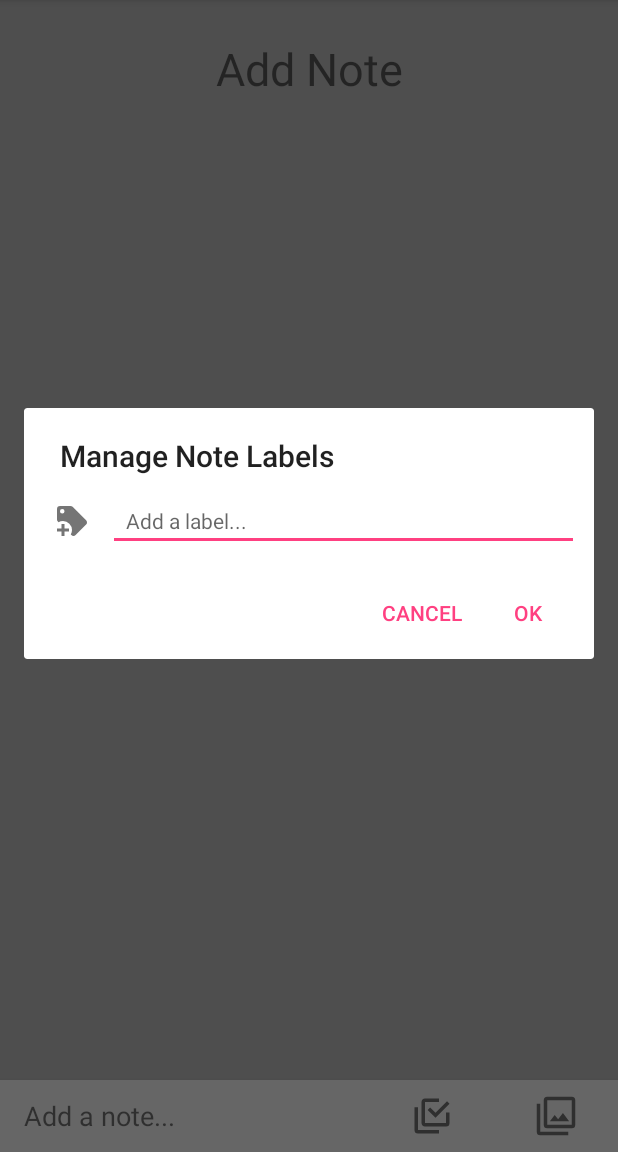
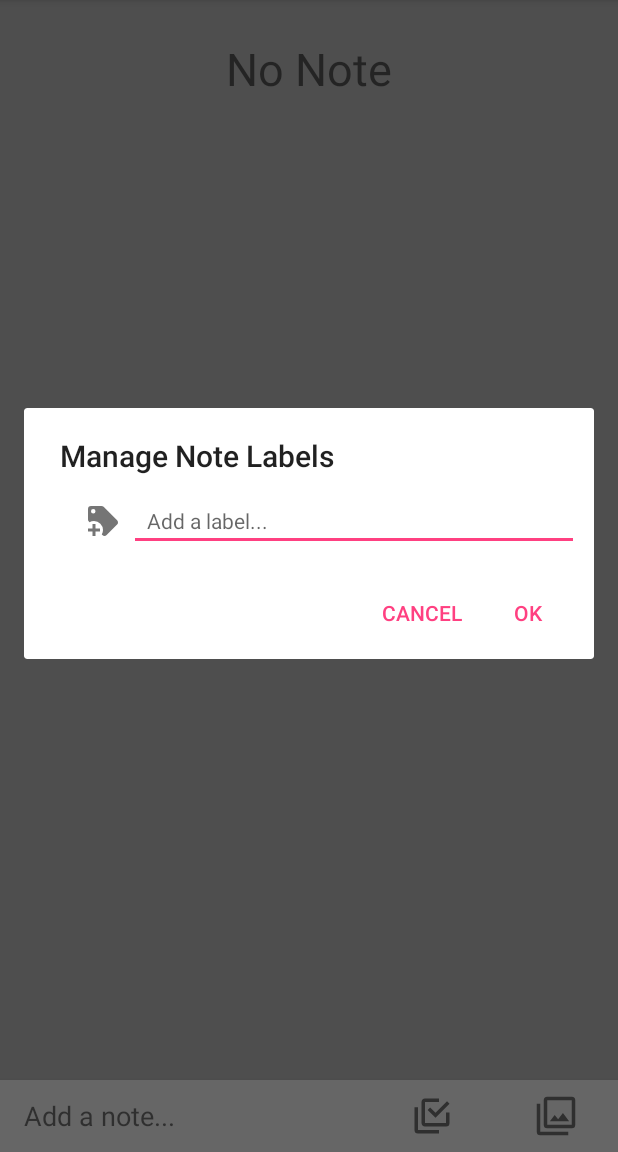
Before and after one commit to abetrosita/MyNotes, an Android app: the screen it shows after launch (MainActivity), after a tap on "Labels", on a phone screen of 412 x 824 dp, the part 84-1236 px from its top. Run offline under Robolectric (Android 15) with nearby library versions, the phone set to English and light mode, and no system bars; our stand-ins replace Picasso; 3 statements that could not run were skipped.

Commit message:
LabelDialog fix add and delete final

```diff
--- a/app/src/main/java/com/example/abetrosita/mynotes/LabelAdapter.java
+++ b/app/src/main/java/com/example/abetrosita/mynotes/LabelAdapter.java
@@ -16,7 +16,6 @@ public class LabelAdapter extends RecyclerView.Adapter<LabelAdapter.LabelViewHol
     private static final String LOG_TAG = LabelAdapter.class.getSimpleName();
     final private LabelOnClickHandler mClickHandler;
     private List<Label> mLabels;
-    private RecyclerView.ViewHolder mViewHolder;
 
     public LabelAdapter(List<Label> labels, LabelOnClickHandler clickHandler) {
         mLabels = labels;
@@ -34,7 +33,7 @@ public class LabelAdapter extends RecyclerView.Adapter<LabelAdapter.LabelViewHol
         LayoutInflater layoutInflater = LayoutInflater.from(context);
         boolean shouldAttachToParentImmediately = false;
 
-        View view = layoutInflater.inflate(R.layout.note_label_dialog_item, parent,
+        View view = layoutInflater.inflate(R.layout.dialog_label_item, parent,
                 shouldAttachToParentImmediately);
 
         return new LabelAdapter.LabelViewHolder(view);
@@ -46,7 +45,6 @@ public class LabelAdapter extends RecyclerView.Adapter<LabelAdapter.LabelViewHol
         holder.label.setText(mLabels.get(position).getName());
         holder.label.setTag(mLabels.get(position).getId());
         holder.ivDeleteLabel.setTag(position);
-        mViewHolder = holder;
     }
 
     @Override
--- a/app/src/main/java/com/example/abetrosita/mynotes/MainActivity.java
+++ b/app/src/main/java/com/example/abetrosita/mynotes/MainActivity.java
@@ -55,10 +55,10 @@ public class MainActivity extends AppCompatActivity implements
     public static final int NOTE_LOADER_ID = AppConstant.NOTE_STATUS_ACTIVE;
     public static final int ARCHIVE_LOADER_ID = AppConstant.NOTE_STATUS_ARCHIVED;
     public static final int DELETED_LOADER_ID = AppConstant.NOTE_STATUS_DELETED;
-    public static LoaderManager mLoaderManager;
-    public static NoteAdapter sMNoteAdapter;
+    //public static LoaderManager mLoaderManager;
+    public  NoteAdapter sMNoteAdapter;
     public static ContentResolver mContentResolver;
-    public static Context mContext;
+    public  Context mContext;
 
     public static List<Label> mLabels;
 
@@ -87,7 +87,7 @@ public class MainActivity extends AppCompatActivity implements
         sMNoteAdapter = new NoteAdapter(null, this);
         mNoteList.setAdapter(sMNoteAdapter);
 
-        mLoaderManager = getSupportLoaderManager();
+        //mLoaderManager = getSupportLoaderManager();
 
 
         mAddNote.setOnClickListener(new View.OnClickListener() {
@@ -138,7 +138,7 @@ public class MainActivity extends AppCompatActivity implements
                 final ContentValues cv = new ContentValues();
                 cv.put(NoteContract.Columns.STATUS, swipeStatusAction);
                 mContentResolver.update(uri, cv, null, null);
-                mLoaderManager.restartLoader(NOTE_LOADER_ID, null, noteLoader);
+                getSupportLoaderManager().restartLoader(NOTE_LOADER_ID, null, noteLoader);
 
                 Snackbar.make(viewHolder.itemView, swipeMessage, Snackbar.LENGTH_LONG)
                         .setAction("UNDO", new View.OnClickListener() {
@@ -146,12 +146,16 @@ public class MainActivity extends AppCompatActivity implements
                             public void onClick(View v) {
                                 cv.put(NoteContract.Columns.STATUS, mNoteStatusFilter);
                                 mContentResolver.update(uri, cv, null, null);
-                                mLoaderManager.restartLoader(NOTE_LOADER_ID, null, noteLoader);
+                                getSupportLoaderManager().restartLoader(NOTE_LOADER_ID, null, noteLoader);
                             }
                         }).show();
 
            }
         }).attachToRecyclerView(mNoteList);
+
+
+        //getSupportLoaderManager().initLoader(mLoaderId, null, noteLoader);
+        getSupportLoaderManager().initLoader(LABEL_LOADER_ID, null, labelLoader);
 
         final int REQUEST_CODE_ASK_PERMISSIONS = 555;
         int hasReadContactsPermission =
@@ -183,8 +187,8 @@ public class MainActivity extends AppCompatActivity implements
     protected void onResume() {
         super.onResume();
         Log.d(LOG_TAG, "+++ MAIN ACIVITY ON RESUME CALLED");
-        mLoaderManager.restartLoader(LABEL_LOADER_ID, null, labelLoader);
-        mLoaderManager.restartLoader(mLoaderId, null, noteLoader);
+        getSupportLoaderManager().restartLoader(mLoaderId, null, noteLoader);
+//        getSupportLoaderManager().restartLoader(LABEL_LOADER_ID, null, labelLoader);
     }
 
     @Override
@@ -209,8 +213,7 @@ public class MainActivity extends AppCompatActivity implements
         if (id == R.id.action_settings) {
             return true;
         }else if(id == R.id.action_label){
-
-            mLoaderManager.restartLoader(LABEL_LOADER_ID, null, labelLoader);
+            getSupportLoaderManager().restartLoader(LABEL_LOADER_ID, null, labelLoader);
             new LabelDialog(mContext, mLabels);
         }
 
@@ -234,7 +237,7 @@ public class MainActivity extends AppCompatActivity implements
         } else if (id == R.id.nav_status_deleted) {
             mNoteStatusFilter = AppConstant.NOTE_STATUS_DELETED;
             mLoaderId = DELETED_LOADER_ID;
-            this.setTitle("Deleted");
+            this.setTitle("Trash");
 
         } else if (id == R.id.nav_manage) {
 
@@ -244,7 +247,7 @@ public class MainActivity extends AppCompatActivity implements
 
         }
 
-        mLoaderManager.restartLoader(mLoaderId, null, noteLoader);
+        getSupportLoaderManager().restartLoader(mLoaderId, null, noteLoader);
 
         DrawerLayout drawer = (DrawerLayout) findViewById(R.id.drawer_layout);
         drawer.closeDrawer(GravityCompat.START);
@@ -255,6 +258,7 @@ public class MainActivity extends AppCompatActivity implements
 
         @Override
         public Loader<Cursor> onCreateLoader(int id, Bundle args) {
+            Log.d(LOG_TAG, "NOTE ON CREATE LOADER CALLED");
             String selection = NoteContract.Columns.STATUS + "=" + String.valueOf(mNoteStatusFilter);
             return new CursorLoader(MainActivity.this, NoteContract.URI_TABLE, null, selection, null, null);
         }
@@ -262,13 +266,15 @@ public class MainActivity extends AppCompatActivity implements
         @Override
         public void onLoadFinished(Loader<Cursor> loader, Cursor cursor) {
             mCursor = cursor;
+            Log.d(LOG_TAG, "NOTE ON LOAD FINISHED CALLED: " + String.valueOf(cursor.getCount()));
             TextView emptyList = (TextView) findViewById(R.id.tv_add_note);
-            if(cursor.getCount() ==0) {
-                sMNoteAdapter.reloadNotesData(mCursor);
+            if(cursor.getCount() > 0) {
                 emptyList.setVisibility(View.GONE);
             }else {
                 emptyList.setVisibility(View.VISIBLE);
             }
+            sMNoteAdapter.reloadNotesData(mCursor);
+
         }
 
         @Override
@@ -281,13 +287,15 @@ public class MainActivity extends AppCompatActivity implements
 
         @Override
         public Loader<Cursor> onCreateLoader(int id, Bundle args) {
+            Log.d(LOG_TAG, "LABEL ON CREATE LOADER CALLED");
+            mLabels.clear();
             return new CursorLoader(MainActivity.this, LabelContract.URI_TABLE, null, null, null, null);
         }
 
         @Override
         public void onLoadFinished(Loader<Cursor> loader, Cursor cursor) {
+            Log.d(LOG_TAG, "LABEL ON FINISHED LOADER CALLED");
             if(cursor.getCount() == 0) return;
-            mLabels.clear();
             cursor.moveToFirst();
             do {
                 mLabels.add(new Label(cursor));
--- /dev/null
+++ b/app/src/main/res/drawable/ic_check_primary.xml
@@ -0,0 +1,7 @@
+<vector xmlns:android="http://schemas.android.com/apk/res/android"
+        android:height="24dp"
+        android:width="24dp"
+        android:viewportWidth="24"
+        android:viewportHeight="24">
+    <path android:fillColor="@color/colorPrimaryDark" android:pathData="M21,7L9,19L3.5,13.5L4.91,12.09L9,16.17L19.59,5.59L21,7Z" />
+</vector>
--- a/app/src/main/res/layout/activity_main.xml
+++ b/app/src/main/res/layout/activity_main.xml
@@ -20,7 +20,7 @@
         android:layout_height="match_parent"
         android:layout_gravity="start"
         android:fitsSystemWindows="true"
-        app:headerLayout="@layout/nav_header_main"
+        app:headerLayout="@layout/main_nav_header"
         app:menu="@menu/activity_main_drawer"/>
 
 
--- a/app/src/main/res/layout/app_bar_main.xml
+++ b/app/src/main/res/layout/app_bar_main.xml
@@ -22,7 +22,7 @@
 
     </android.support.design.widget.AppBarLayout>
 
-    <include layout="@layout/content_main"/>
+    <include layout="@layout/main_content"/>
 <!--
 
     <android.support.design.widget.FloatingActionButton
--- a/app/src/main/res/layout/note_label_dialog.xml
+++ b/app/src/main/res/layout/dialog_label.xml
@@ -17,6 +17,8 @@
 
         <ImageView
             android:id="@+id/iv_add_label"
+            android:layout_marginLeft="15dp"
+            android:padding="5dp"
             android:layout_width="wrap_content"
             android:layout_height="match_parent"
             android:src="@drawable/ic_label_add"/>
@@ -29,12 +31,22 @@
 
         <EditText
             android:id="@+id/et_add_label"
-            android:layout_width="match_parent"
+            android:layout_width="0dp"
             android:layout_height="wrap_content"
-            android:layout_marginLeft="12dp"
+            android:layout_weight="1"
             android:hint="Add a label..."
+            android:maxLines="1"
+            android:inputType="text"
             android:paddingLeft="12dp"
             android:textSize="14sp"/>
+        <ImageView
+            android:id="@+id/iv_accept_label"
+            android:layout_width="wrap_content"
+            android:layout_height="match_parent"
+            android:paddingLeft="5dp"
+            android:paddingRight="5dp"
+            android:visibility="gone"
+            android:src="@drawable/ic_check_primary"/>
     </LinearLayout>
 
     <ScrollView
--- a/app/src/main/res/layout/note_action_main.xml
+++ b/app/src/main/res/layout/main_action.xml
@@ -14,23 +14,12 @@
         android:layout_height="match_parent"
         android:layout_gravity="center_vertical"
         android:gravity="center_vertical"
-        android:paddingLeft="16dp"
+        android:paddingStart="16dp"
         android:layout_weight="3"
         android:text="Add a note..."
         android:textSize="18sp"
         android:background="?android:attr/selectableItemBackground"
         tools:text="Add note"/>
-    <!--
-
-    <ImageView
-        android:id="@+id/iv_add_normal_note"
-        android:layout_width="0dp"
-        android:layout_height="match_parent"
-        android:layout_weight="1"
-        android:background="?android:attr/selectableItemBackground"
-        android:padding="5dp"
-        android:src="@drawable/ic_note_normal"/>
-    -->
 
     <ImageView
         android:id="@+id/iv_add_list_note"
@@ -50,5 +39,4 @@
         android:padding="10dp"
         android:src="@drawable/ic_note_photo"/>
 
-
 </LinearLayout>
--- a/app/src/main/res/layout/content_main.xml
+++ b/app/src/main/res/layout/main_content.xml
@@ -19,7 +19,7 @@
         android:gravity="center_horizontal"
         android:textSize="30dp"
         android:layout_marginTop="20dp"
-        android:text="Add Note"/>
+        android:text="No Note"/>
 
     <android.support.v7.widget.RecyclerView
         android:id="@+id/rv_notes"
@@ -33,7 +33,7 @@
 
     <include
         android:id="@+id/note_action_main"
-        layout="@layout/note_action_main"
+        layout="@layout/main_action"
         android:layout_width="match_parent"
         android:layout_height="48dp"
         android:layout_alignParentBottom="true"/>
```
Also changed, not shown: app/src/main/java/com/example/abetrosita/mynotes/AppLoader.java (deleted, +0 -64 lines), app/src/main/java/com/example/abetrosita/mynotes/AppProvider.java (+4 -3 lines), app/src/main/java/com/example/abetrosita/mynotes/Label.java (+13 -0 lines), app/src/main/java/com/example/abetrosita/mynotes/LabelDialog.java (+68 -18 lines), app/src/main/res/drawable/ic_delete_confirm.xml (added, +7 -0 lines), app/src/main/res/layout/label_dialog.xml (deleted, +0 -25 lines), app/src/main/res/layout/note_type_main.xml (deleted, +0 -41 lines), app/src/main/res/layout/dialog_label_item.xml (renamed from app/src/main/res/layout/note_label_dialog_item.xml), app/src/main/res/layout/main_nav_header.xml (renamed from app/src/main/res/layout/nav_header_main.xml).
